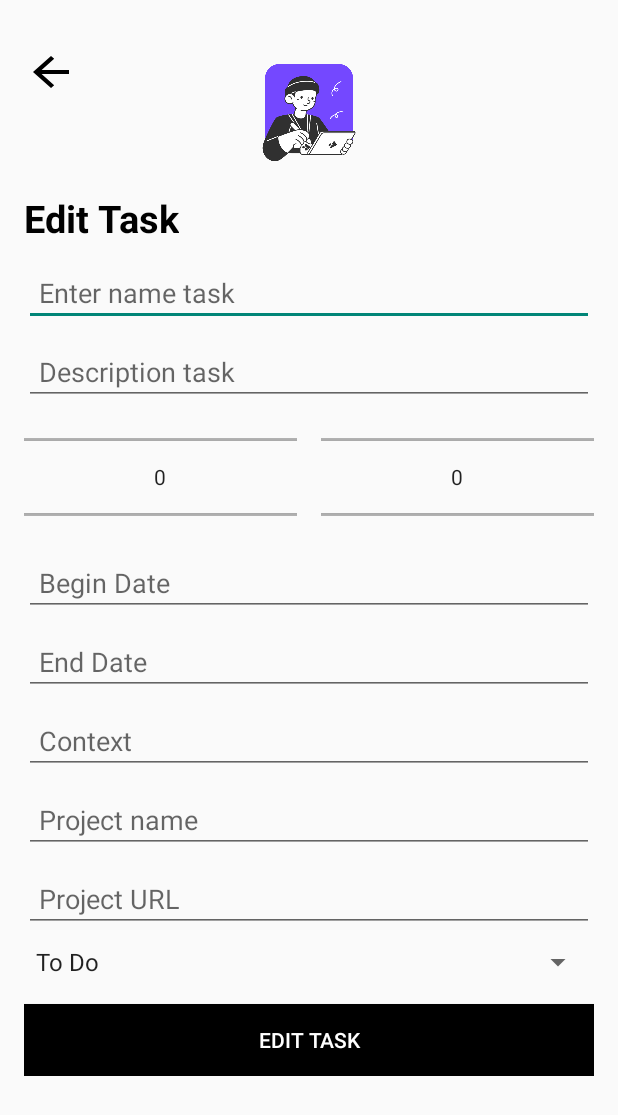
After one commit to xwnsnowy/android-studio-java-task-management, an Android app: the EditTaskActivity screen opened directly, with no data from a screen before it, on a phone screen of 412 x 824 dp. The commit adds this screen. Shown: the top 1115 px of the screen. Run offline under Robolectric (Android 15) with nearby library versions, the phone set to English and light mode, and no system bars.

Commit message:
feat: implement edit task functionality

```diff
--- a/app/src/main/AndroidManifest.xml
+++ b/app/src/main/AndroidManifest.xml
@@ -12,6 +12,9 @@
         android:supportsRtl="true"
         android:theme="@style/Theme.TaskManagement"
         tools:targetApi="31">
+        <activity
+            android:name=".activities.EditTaskActivity"
+            android:exported="false" />
         <activity
             android:name=".activities.TaskDetailActivity"
             android:exported="false" />
--- a/app/src/main/java/com/example/taskmanagement/Constants.java
+++ b/app/src/main/java/com/example/taskmanagement/Constants.java
@@ -6,9 +6,9 @@ public class Constants {
     public static final String ID = "id";
     public static final String PASSWORD = "Password";
     public static final String TASK = "Task";
-    public static final String TODO = "todo";
-    public static final String DOING = "doing";
-    public static final String CLOSED = "closed";
+    public static final String TODO = "To Do";
+    public static final String DOING = "In Progress";
+    public static final String CLOSED = "Closed";
     public static final String JSON_EXTENSION = ".json";
     public static final int NB_MAX_LETTER_IN_DESC = 35;
     public static final String NAME = "Name";
--- /dev/null
+++ b/app/src/main/java/com/example/taskmanagement/activities/EditTaskActivity.java
@@ -0,0 +1,109 @@
+package com.example.taskmanagement.activities;
+
+import android.content.Intent;
+import android.os.Bundle;
+import android.view.View;
+import android.widget.ArrayAdapter;
+import android.widget.Button;
+import android.widget.EditText;
+import android.widget.Spinner;
+import android.widget.Toast;
+import androidx.appcompat.app.AppCompatActivity;
+import com.example.taskmanagement.R;
+import com.example.taskmanagement.models.Task;
+import com.example.taskmanagement.sql.DatabaseHelper;
+
+public class EditTaskActivity extends AppCompatActivity {
+
+    private EditText taskName, taskDesc, taskBeginDate, taskEndDate, taskProject;
+    private Spinner taskStateSpinner;
+    private Button updateButton;
+    private DatabaseHelper dbHelper;
+    private Task currentTask;
+
+    @Override
+    protected void onCreate(Bundle savedInstanceState) {
+        super.onCreate(savedInstanceState);
+        setContentView(R.layout.activity_edit_task);
+
+        // Initialize fields
+        taskName = findViewById(R.id.task_name);
+        taskDesc = findViewById(R.id.task_desc);
+        taskBeginDate = findViewById(R.id.task_begin_date);
+        taskEndDate = findViewById(R.id.task_end_date);
+        taskProject = findViewById(R.id.task_project);
+        taskStateSpinner = findViewById(R.id.task_state_spinner);
+        updateButton = findViewById(R.id.update_task_button);
+
+        dbHelper = new DatabaseHelper(this);
+
+        // Retrieve task ID passed from intent
+        int taskId = getIntent().getIntExtra("taskId", -1);
+        if (taskId != -1) {
+            currentTask = dbHelper.getTaskById(taskId);
+            loadTaskData(currentTask);
+        }
+        Spinner taskStateSpinner = findViewById(R.id.task_state_spinner);
+
+        ArrayAdapter<CharSequence> adapter = ArrayAdapter.createFromResource(
+                this,
+                R.array.task_states,
+                android.R.layout.simple_spinner_item
+        );
+        adapter.setDropDownViewResource(android.R.layout.simple_spinner_dropdown_item);
+        taskStateSpinner.setAdapter(adapter);
+
+        // Update task on button click
+        updateButton.setOnClickListener(v -> updateTask());
+    }
+
+    private void loadTaskData(Task task) {
+        if (task != null) {
+            taskName.setText(task.getName());
+            taskDesc.setText(task.getDescription());
+            taskBeginDate.setText(task.getBeginDate());
+            taskEndDate.setText(task.getMaxEndDate());
+            taskProject.setText(task.getProjectName());
+            setSpinnerSelection(task.getStateTask().getStatue());
+        }
+    }
+
+    private void setSpinnerSelection(String state) {
+        String[] states = getResources().getStringArray(R.array.task_states);
+        for (int i = 0; i < states.length; i++) {
+            if (states[i].equals(state)) {
+                taskStateSpinner.setSelection(i);
+                break;
+            }
+        }
+    }
+
+    private void updateTask() {
+        String name = taskName.getText().toString();
+        String desc = taskDesc.getText().toString();
+        String beginDate = taskBeginDate.getText().toString();
+        String endDate = taskEndDate.getText().toString();
+        String project = taskProject.getText().toString();
+        String state = taskStateSpinner.getSelectedItem().toString();
+
+        currentTask.setName(name);
+        currentTask.setDescription(desc);
+        currentTask.setBeginDate(beginDate);
+        currentTask.setMaxEndDate(endDate);
+        currentTask.setProjectName(project);
+        currentTask.getStateTask().changeState(state);
+
+        if (state.equals("Closed")) {
+            dbHelper.deleteTask(currentTask.getId());
+            Toast.makeText(this, "Task deleted as it is marked Closed", Toast.LENGTH_SHORT).show();
+        } else {
+            dbHelper.updateTask(currentTask);
+            Toast.makeText(this, "Task updated successfully", Toast.LENGTH_SHORT).show();
+        }
+
+        Intent intent = new Intent(this, TaskListActivity.class);
+        intent.addFlags(Intent.FLAG_ACTIVITY_CLEAR_TOP | Intent.FLAG_ACTIVITY_NEW_TASK);
+        startActivity(intent);
+    }
+
+}
--- a/app/src/main/java/com/example/taskmanagement/activities/MyTasksFragment.java
+++ b/app/src/main/java/com/example/taskmanagement/activities/MyTasksFragment.java
@@ -40,7 +40,7 @@ public class MyTasksFragment extends Fragment {
         recyclerView.setLayoutManager(new LinearLayoutManager(getContext()));
 
         dbHelper = new DatabaseHelper(getContext());
-        List<Task> taskList = dbHelper.getTasksByState("toDo");
+        List<Task> taskList = dbHelper.getTasksByState("To Do");
         taskAdapter = new TaskAdapter(taskList);
         recyclerView.setAdapter(taskAdapter);
 
@@ -48,7 +48,7 @@ public class MyTasksFragment extends Fragment {
     }
 
     public void refreshTasks() {
-        List<Task> updatedTasks = dbHelper.getTasksByState("toDo");
+        List<Task> updatedTasks = dbHelper.getTasksByState("To Do");
         taskAdapter.updateTasks(updatedTasks);
     }
 
--- a/app/src/main/java/com/example/taskmanagement/adapter/TaskAdapter.java
+++ b/app/src/main/java/com/example/taskmanagement/adapter/TaskAdapter.java
@@ -71,7 +71,7 @@ public class TaskAdapter extends RecyclerView.Adapter<TaskAdapter.ViewHolder> {
         }
 
         public void bindData(Task task) {
-            currentTask = task;  // Set current task here
+            currentTask = task;
             taskName.setText(task.getName());
             taskDescription.setText(task.getDescription());
             taskState.setText(task.getStateTask().getStatue());
--- a/app/src/main/java/com/example/taskmanagement/models/State.java
+++ b/app/src/main/java/com/example/taskmanagement/models/State.java
@@ -25,17 +25,17 @@ public class State {
      */
     public void changeState(String newState){
         switch (newState) {
-            case "toDo":
+            case "To Do":
                 this.toDo = true;
                 this.doing = false;
                 this.closed = false;
                 break;
-            case "doing":
+            case "In Progress":
                 this.toDo = false;
                 this.doing = true;
                 this.closed = false;
                 break;
-            case "closed":
+            case "Closed":
                 this.toDo = false;
                 this.doing = false;
                 this.closed = true;
--- a/app/src/main/java/com/example/taskmanagement/models/Task.java
+++ b/app/src/main/java/com/example/taskmanagement/models/Task.java
@@ -27,7 +27,7 @@ public class Task implements Serializable {
         this.projectName = projectName;
         this.url = url;
         this.stateTask = new State();
-        this.stateTask.changeState("toDo");
+        this.stateTask.changeState("To Do");
     }
 
     public Task(int id, String name, String description, String estimateDuration, String beginDate, String maxEndDate, State stateTask, String context, String projectName, String url) {
--- /dev/null
+++ b/app/src/main/res/layout/activity_edit_task.xml
@@ -0,0 +1,164 @@
+<?xml version="1.0" encoding="utf-8"?>
+<ScrollView
+    xmlns:android="http://schemas.android.com/apk/res/android"
+    xmlns:app="http://schemas.android.com/apk/res-auto"
+    xmlns:tools="http://schemas.android.com/tools"
+    android:layout_width="match_parent"
+    android:layout_height="match_parent"
+    android:id="@+id/edit_task_main">
+
+    <LinearLayout
+        android:layout_width="match_parent"
+        android:layout_height="wrap_content"
+        android:orientation="vertical"
+        android:padding="16dp"
+        tools:context=".activities.EditTaskActivity">
+
+        <!-- Header Section with Logo and Back Button -->
+        <RelativeLayout
+            android:layout_width="match_parent"
+            android:layout_height="wrap_content"
+            android:paddingBottom="16dp">
+
+            <Button
+                android:id="@+id/back_button"
+                style="@style/ButtonBack"
+                android:contentDescription="@string/back_button_description" />
+
+            <ImageView
+                android:id="@+id/logo_project_management_corp"
+                android:layout_width="100dp"
+                android:layout_height="80dp"
+                android:layout_centerInParent="true"
+                android:layout_marginTop="16dp"
+                android:contentDescription="@string/edit_task_text"
+                android:src="@drawable/img_home_task" />
+
+        </RelativeLayout>
+
+        <!-- Task Title -->
+        <TextView
+            android:layout_width="wrap_content"
+            android:layout_height="wrap_content"
+            android:paddingBottom="10dp"
+            android:text="@string/edit_task_text"
+            android:textSize="25sp"
+            android:textStyle="bold"
+            android:textColor="@android:color/black" />
+
+        <!-- Task Name Input -->
+        <EditText
+            android:id="@+id/task_name"
+            android:layout_width="match_parent"
+            android:layout_height="wrap_content"
+            android:hint="@string/hint_name_task"
+            android:inputType="text"
+            android:maxLines="1"
+            android:padding="10dp"/>
+
+        <!-- Task Description Input -->
+        <EditText
+            android:id="@+id/task_desc"
+            android:layout_width="match_parent"
+            android:layout_height="wrap_content"
+            android:hint="@string/hint_description_task"
+            android:inputType="textMultiLine|text"
+            android:padding="10dp"
+            android:layout_marginTop="8dp" />
+
+        <!-- Duration Section with Hours and Minutes -->
+        <LinearLayout
+            android:layout_width="match_parent"
+            android:layout_height="wrap_content"
+            android:orientation="horizontal"
+            android:layout_marginTop="8dp">
+
+            <NumberPicker
+                android:id="@+id/task_duration_hour"
+                android:layout_width="0dp"
+                android:layout_height="80dp"
+                android:layout_weight="1"
+                android:layout_marginEnd="8dp" />
+
+            <NumberPicker
+                android:id="@+id/task_duration_minutes"
+                android:layout_width="0dp"
+                android:layout_height="80dp"
+                android:layout_weight="1"
+                android:layout_marginStart="8dp" />
+        </LinearLayout>
+
+        <!-- Begin and End Date Inputs -->
+        <EditText
+            android:id="@+id/task_begin_date"
+            android:layout_width="match_parent"
+            android:layout_height="wrap_content"
+            android:focusableInTouchMode="false"
+            android:hint="@string/begin_date"
+            android:padding="10dp"
+            android:layout_marginTop="8dp" />
+
+        <EditText
+            android:id="@+id/task_end_date"
+            android:layout_width="match_parent"
+            android:layout_height="wrap_content"
+            android:focusableInTouchMode="false"
+            android:hint="@string/end_date"
+            android:padding="10dp"
+            android:layout_marginTop="8dp" />
+
+        <!-- Task Context and Project Name Inputs -->
+        <EditText
+            android:id="@+id/task_context"
+            android:layout_width="match_parent"
+            android:layout_height="wrap_content"
+            android:hint="@string/context"
+            android:inputType="text"
+            android:padding="10dp"
+            android:maxLines="1"
+            android:layout_marginTop="8dp" />
+
+        <AutoCompleteTextView
+            android:id="@+id/task_project"
+            android:layout_width="match_parent"
+            android:layout_height="wrap_content"
+            android:completionThreshold="1"
+            android:hint="@string/project_name"
+            android:inputType="text"
+            android:padding="10dp"
+            android:maxLines="1"
+            android:layout_marginTop="8dp" />
+
+        <!-- Task URL Input -->
+        <EditText
+            android:id="@+id/create_task_url"
+            android:layout_width="match_parent"
+            android:layout_height="wrap_content"
+            android:maxLines="1"
+            android:hint="@string/project_url"
+            android:padding="10dp"
+            android:inputType="text"
+            android:layout_marginTop="8dp" />
+
+        <!-- Task State Spinner -->
+        <Spinner
+            android:id="@+id/task_state_spinner"
+            android:layout_width="match_parent"
+            android:layout_height="wrap_content"
+            android:layout_marginTop="8dp"
+            android:spinnerMode="dropdown"
+            android:prompt="@string/select_state" />
+
+        <!-- Update Task Button -->
+        <Button
+            android:id="@+id/update_task_button"
+            android:layout_width="match_parent"
+            android:layout_height="wrap_content"
+            android:text="@string/edit_task_text"
+            android:textColor="@android:color/white"
+            android:background="@android:color/black"
+            android:padding="10dp"
+            android:layout_marginTop="16dp" />
+
+    </LinearLayout>
+</ScrollView>
--- a/app/src/main/res/layout/task_item.xml
+++ b/app/src/main/res/layout/task_item.xml
@@ -39,7 +39,7 @@
             android:fontFamily="@font/poppins_semibold"
             android:text="Task Name"
             android:textAppearance="@style/TextAppearance.AppCompat.Medium"
-            android:textColor="#fff" />
+            android:textColor="@android:color/black" />
 
         <!-- Task Description -->
         <TextView
@@ -50,7 +50,7 @@
             android:layout_marginTop="4dp"
             android:text="Task Description"
             android:textAppearance="@style/TextAppearance.AppCompat.Small"
-            android:textColor="#fff" />
+            android:textColor="@android:color/black" />
     </LinearLayout>
 
     <!-- Detail Icon -->
--- a/app/src/main/res/values/strings.xml
+++ b/app/src/main/res/values/strings.xml
@@ -40,5 +40,21 @@
     <string name="context">Context</string>
     <string name="project_name">Project name</string>
     <string name="project_url">Project URL</string>
+
+    <string name="task_name_label">Task Name</string>
+    <string name="task_description_label">Description</string>
+    <string name="task_state_label">State</string>
+    <string name="task_date_label">Due Date</string>
+    <string name="task_estimated_duration_label">Estimated Duration</string>
+    <string name="task_project_label">Project</string>
+
+    <string name="edit_task_text">Edit Task</string>
+    <string name="select_state">Select State</string>
+    <string-array name="task_states">
+        <item>To Do</item>
+        <item>In Progress</item>
+        <item>Closed</item>
+    </string-array>
+
     <string name="hello_blank_fragment">Hello blank fragment</string>
 </resources>
```
Also changed, not shown: app/src/main/java/com/example/taskmanagement/activities/TaskDetailActivity.java (+20 -8 lines), app/src/main/java/com/example/taskmanagement/sql/DatabaseHelper.java (+18 -2 lines), 3 other files.
